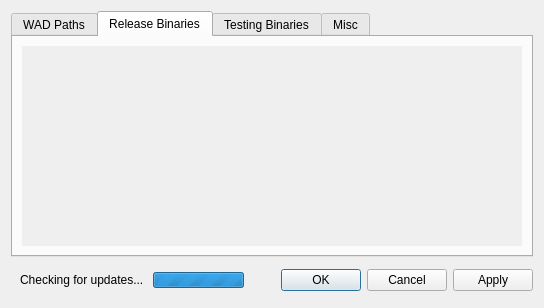
crimsondusk/zcinema, file src/ui/configbox.ui: the form before one commit.
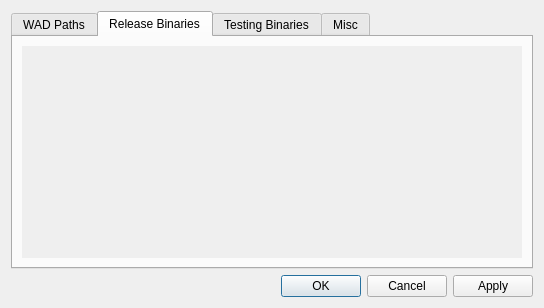
The form after the commit. The open tabs and pages were chosen to show the change. Icons and pictures are not drawn.

The edit to the form file:
```diff
--- a/src/ui/configbox.ui
+++ b/src/ui/configbox.ui
@@ -132,7 +132,7 @@
             <x>0</x>
             <y>0</y>
             <width>516</width>
-            <height>213</height>
+            <height>220</height>
            </rect>
           </property>
           <layout class="QVBoxLayout" name="verticalLayout_5">
@@ -210,66 +210,14 @@
     </widget>
    </item>
    <item>
-    <layout class="QHBoxLayout" name="horizontalLayout_2">
-     <item>
-      <widget class="QWidget" name="widget" native="true">
-       <layout class="QHBoxLayout" name="horizontalLayout_3">
-        <item>
-         <widget class="QLabel" name="updateLabel">
-          <property name="text">
-           <string>Checking for updates... </string>
-          </property>
-         </widget>
-        </item>
-        <item>
-         <widget class="QProgressBar" name="updateProgress">
-          <property name="enabled">
-           <bool>true</bool>
-          </property>
-          <property name="maximumSize">
-           <size>
-            <width>16777215</width>
-            <height>16</height>
-           </size>
-          </property>
-          <property name="maximum">
-           <number>0</number>
-          </property>
-          <property name="value">
-           <number>-1</number>
-          </property>
-          <property name="textVisible">
-           <bool>true</bool>
-          </property>
-         </widget>
-        </item>
-       </layout>
-      </widget>
-     </item>
-     <item>
-      <spacer name="horizontalSpacer">
-       <property name="orientation">
-        <enum>Qt::Horizontal</enum>
-       </property>
-       <property name="sizeHint" stdset="0">
-        <size>
-         <width>40</width>
-         <height>20</height>
-        </size>
-       </property>
-      </spacer>
-     </item>
-     <item>
-      <widget class="QDialogButtonBox" name="buttonBox">
-       <property name="orientation">
-        <enum>Qt::Horizontal</enum>
-       </property>
-       <property name="standardButtons">
-        <set>QDialogButtonBox::Apply|QDialogButtonBox::Cancel|QDialogButtonBox::Ok</set>
-       </property>
-      </widget>
-     </item>
-    </layout>
+    <widget class="QDialogButtonBox" name="buttonBox">
+     <property name="orientation">
+      <enum>Qt::Horizontal</enum>
+     </property>
+     <property name="standardButtons">
+      <set>QDialogButtonBox::Apply|QDialogButtonBox::Cancel|QDialogButtonBox::Ok</set>
+     </property>
+    </widget>
    </item>
   </layout>
  </widget>
```
Left out of the diff: 10 changed lines with no effect on the pictures.
